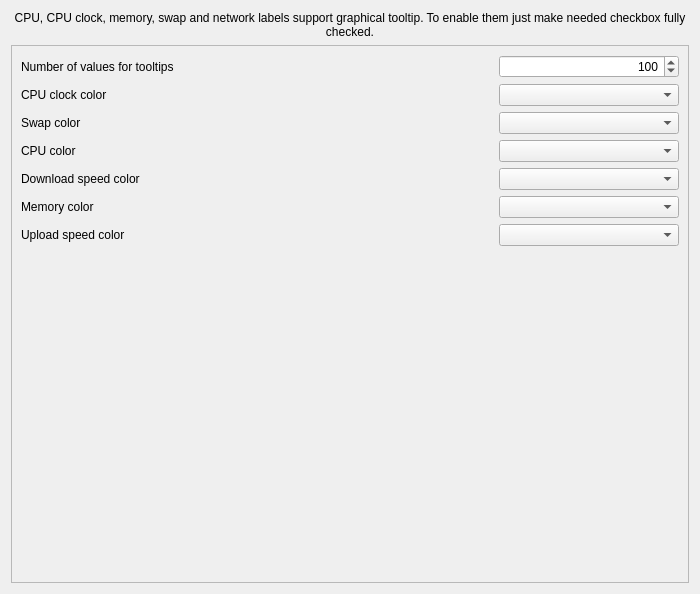
Before: the Qt Designer form sources/ptm/contents/ui/tooltipconfig.ui in arcan1s/awesome-widgets, drawn with Qt 5.
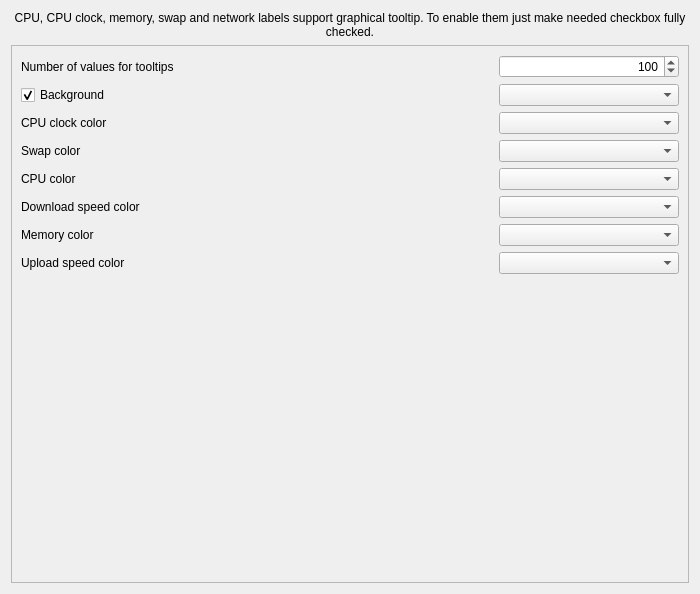
After: the same form once the commit is applied. Custom widgets are drawn as their Qt base class.

Commit message: add background settings to the tooltip

```diff
--- a/sources/ptm/contents/ui/tooltipconfig.ui
+++ b/sources/ptm/contents/ui/tooltipconfig.ui
@@ -115,6 +115,49 @@
          </item>
         </layout>
        </item>
+       <item>
+        <layout class="QHBoxLayout" name="layout_background">
+         <item>
+          <widget class="QCheckBox" name="checkBox_background">
+           <property name="minimumSize">
+            <size>
+             <width>200</width>
+             <height>0</height>
+            </size>
+           </property>
+           <property name="text">
+            <string>Background</string>
+           </property>
+           <property name="checked">
+            <bool>true</bool>
+           </property>
+          </widget>
+         </item>
+         <item>
+          <spacer name="spacer_background">
+           <property name="orientation">
+            <enum>Qt::Horizontal</enum>
+           </property>
+           <property name="sizeHint" stdset="0">
+            <size>
+             <width>40</width>
+             <height>20</height>
+            </size>
+           </property>
+          </spacer>
+         </item>
+         <item>
+          <widget class="KColorCombo" name="kcolorcombo_background">
+           <property name="minimumSize">
+            <size>
+             <width>180</width>
+             <height>0</height>
+            </size>
+           </property>
+          </widget>
+         </item>
+        </layout>
+       </item>
        <item>
         <layout class="QHBoxLayout" name="layout_cpuclockColor">
          <item>
```
Left out of the diff: 3 changed lines with no effect on the pictures. The commit also changes 6 other files.
